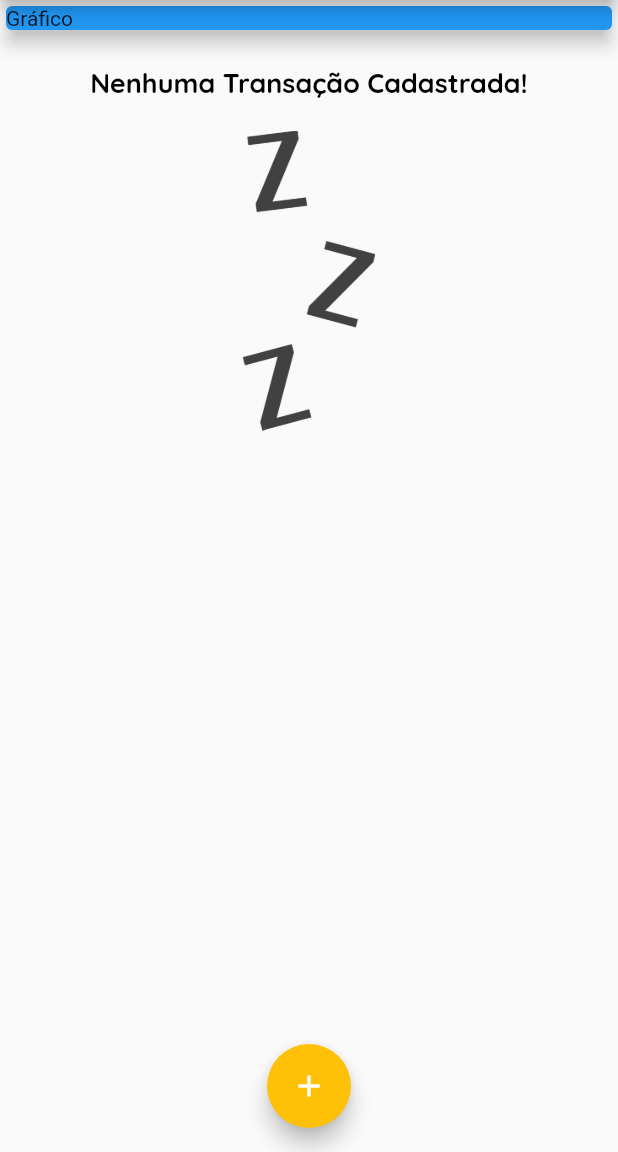
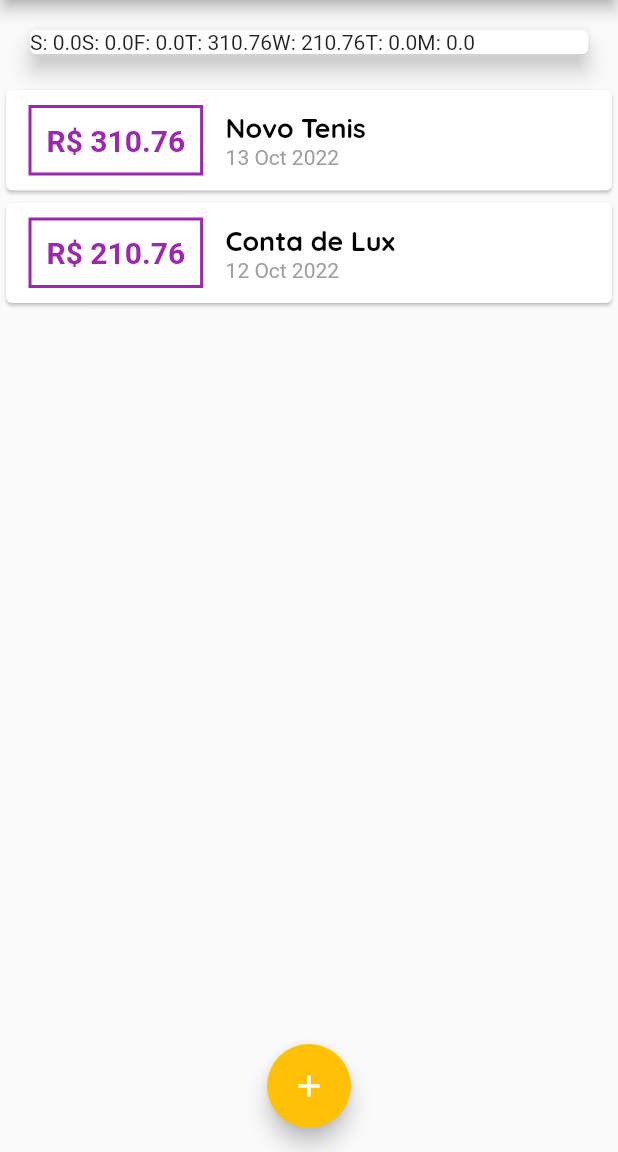
Before and after one commit to V-Icaro/Expenses-Flutter, a Flutter app: the screen it shows after launch, on a phone screen of 412 x 824 dp, the part 84-1236 px from its top. Run offline on Flutter 3.47's test engine with Material 2 defaults, Android fonts, the phone set to English and light mode, and no system bars.

```diff
--- a/lib/components/chart.dart
+++ b/lib/components/chart.dart
@@ -16,25 +16,21 @@ class Chart extends StatelessWidget {
         Duration(days: index),
       );
 
-      double? totalSum = 0;
+      double totalSum = 0;
 
       for (var i = 0; i < recentsTransactions!.length; i++) {
         bool sameDay = recentsTransactions![i].date!.day == weekDay.day;
         bool sameMonth = recentsTransactions![i].date!.month == weekDay.month;
-        bool sameYear = recentsTransactions![i].date!.month == weekDay.year;
+        bool sameYear = recentsTransactions![i].date!.year == weekDay.year;
 
         if (sameDay && sameMonth && sameYear) {
-          totalSum = totalSum! + recentsTransactions![i].value!;
+          totalSum += recentsTransactions![i].value!;
         }
       }
 
-      print(weekDay);
-      print(DateFormat.E().format(weekDay)[0]);
-      print(totalSum);
-
       return {
         'day': DateFormat.E().format(weekDay)[0],
-        'value': totalSum!,
+        'value': totalSum,
       };
     });
   }
@@ -45,7 +41,9 @@ class Chart extends StatelessWidget {
       elevation: 6,
       margin: const EdgeInsets.all(20),
       child: Row(
-        children: const [],
+        children: groupedTransactions.map((tr) {
+          return Text('${tr['day']}: ${tr['value']}');
+        }).toList(),
       ),
     );
   }
--- a/lib/main.dart
+++ b/lib/main.dart
@@ -1,4 +1,5 @@
 import 'dart:math';
+import 'package:expenses/components/chart.dart';
 import 'package:expenses/components/transaction_form.dart';
 import 'package:expenses/components/transaction_list.dart';
 import 'package:expenses/models/transaction.dart';
@@ -49,19 +50,25 @@ class MyHomePage extends StatefulWidget {
 
 class _MyHomePageState extends State<MyHomePage> {
   final List<Transaction> _transactions = [
-    // Transaction(
-    //   id: 't1',
-    //   title: 'Novo Tenis',
-    //   value: 310.76,
-    //   date: DateTime.now(),
-    // ),
-    // Transaction(
-    //   id: 't2',
-    //   title: 'Conta de Lux',
-    //   value: 210.76,
-    //   date: DateTime.now(),
-    // ),
+    Transaction(
+      id: 't1',
+      title: 'Novo Tenis',
+      value: 310.76,
+      date: DateTime.now().subtract(const Duration(days: 3)),
+    ),
+    Transaction(
+      id: 't2',
+      title: 'Conta de Lux',
+      value: 210.76,
+      date: DateTime.now().subtract(const Duration(days: 4)),
+    ),
   ];
+
+  List<Transaction> get _recentTransactions {
+    return _transactions.where((tr) {
+      return tr.date!.isAfter(DateTime.now().subtract(const Duration(days: 7)));
+    }).toList();
+  }
 
   _openTransactionFormModal(BuildContext context) {
     showModalBottomSheet(
@@ -105,12 +112,8 @@ class _MyHomePageState extends State<MyHomePage> {
         child: Column(
           crossAxisAlignment: CrossAxisAlignment.stretch,
           children: [
-            const SizedBox(
-              child: Card(
-                color: Colors.blue,
-                elevation: 5,
-                child: Text('Gráfico'),
-              ),
+            Chart(
+              recentsTransactions: _recentTransactions,
             ),
             TransactionList(transactions: _transactions)
           ],
```
